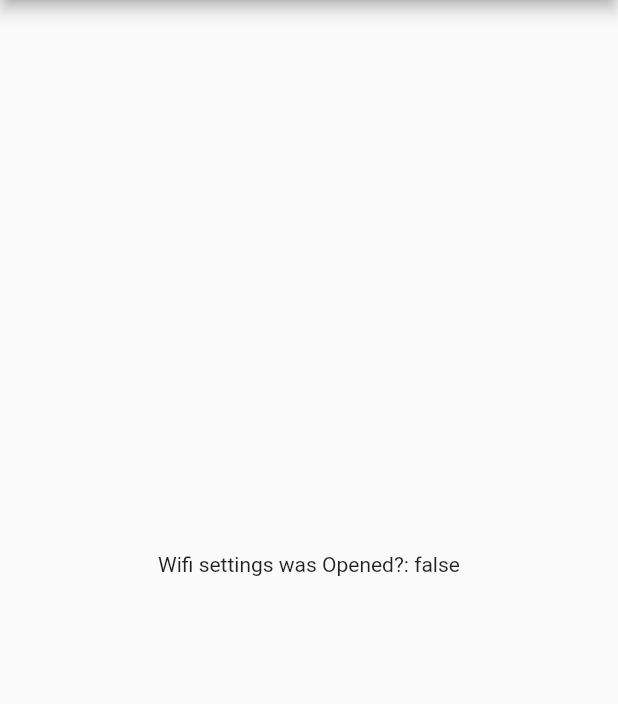
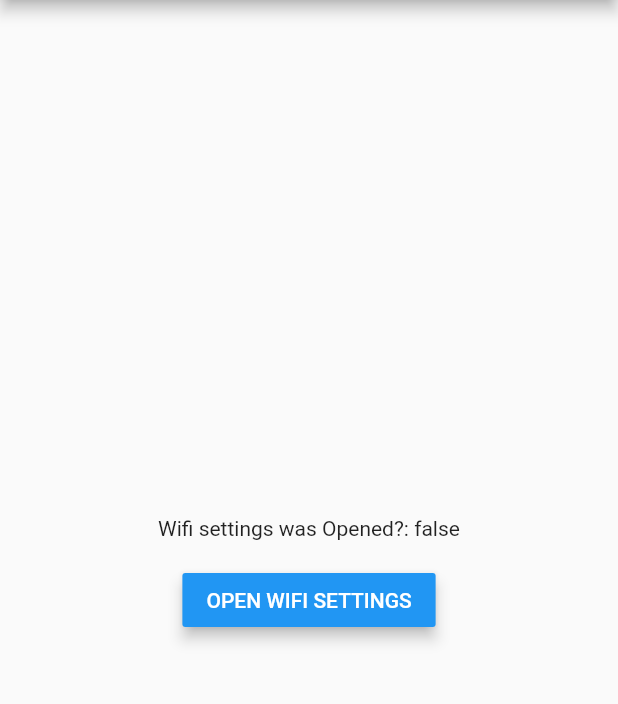
Before and after one commit to AngeeelD/wifluttings, a Flutter app: the screen it shows after launch, on a phone screen of 412 x 824 dp, the part 84-788 px from its top. Run offline on Flutter 3.47's test engine with Material 2 defaults, Android fonts, the phone set to English and light mode, and no system bars.

Commit message:
[X] added preview in README.md [X] Modify the example (like the preview) [X] plugin version increased

```diff
--- a/example/lib/main.dart
+++ b/example/lib/main.dart
@@ -17,7 +17,7 @@ class _MyAppState extends State<MyApp> {
   @override
   void initState() {
     super.initState();
-    initPlatformState();
+//    initPlatformState();
   }
 
   // Platform messages are asynchronous, so we initialize in an async method.
@@ -47,9 +47,22 @@ class _MyAppState extends State<MyApp> {
         appBar: new AppBar(
           title: const Text('Wifluttings example app'),
         ),
-        body: new Center(
-          child: new Text('Wifi settings was Opened?: $_wifiSettingsWasOpened\n'),
-        ),
+        body: SizedBox.expand(
+          child: Column(
+            mainAxisAlignment: MainAxisAlignment.center,
+            crossAxisAlignment: CrossAxisAlignment.center,
+            children: <Widget>[
+              new Text('Wifi settings was Opened?: $_wifiSettingsWasOpened\n'),
+              RaisedButton(
+                child: Text("open wifi settings".toUpperCase(),),
+                color: Colors.blue,
+                textColor: Colors.white,
+                elevation: 4.0,
+                onPressed: this.initPlatformState,
+              )
+            ],
+          )
+        )
       ),
     );
   }
--- a/pubspec.yaml
+++ b/pubspec.yaml
@@ -1,6 +1,6 @@
 name: wifluttings
 description: Redirect your Flutter application to the Native WiFi Settings.
-version: 0.0.2
+version: 0.0.3
 author: Angel Duran <AngeeelD@gmail.com>
 homepage: https://github.com/AngeeelD/wifluttings
 
```
Also changed, not shown: 2 other files.
